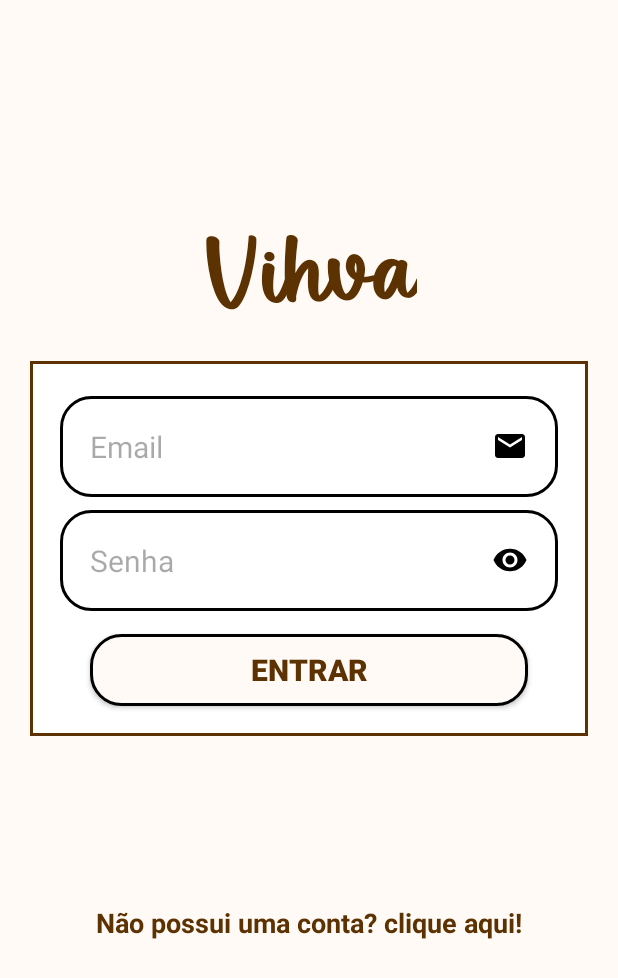
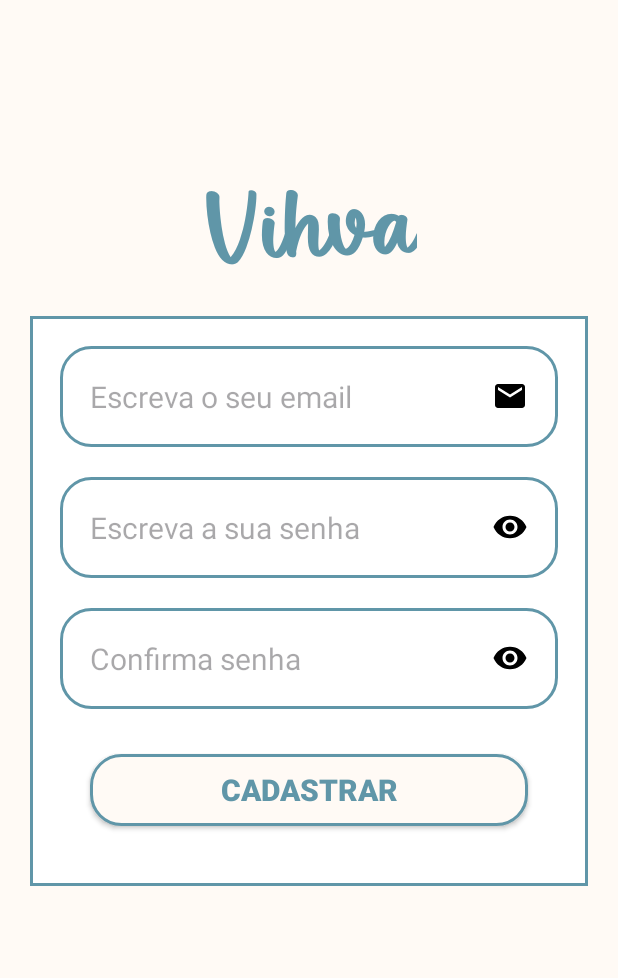
Before and after one commit to Pedrolbtb/Vihva-app, an Android app: the screen it shows after launch (MainActivity before the commit, CadastroPac after it), after a tap on "Paciente", on a phone screen of 412 x 824 dp. Shown: the top 978 px of the screen. Run offline under Robolectric (Android 15) with nearby library versions, the phone set to English and light mode, and no system bars.

Commit message:
27/03 tela de cadastro de paciente refinamento tela de login

```diff
--- a/app/src/main/AndroidManifest.xml
+++ b/app/src/main/AndroidManifest.xml
@@ -13,10 +13,12 @@
         android:theme="@style/Theme.Vihva"
         tools:targetApi="31">
         <activity
+            android:name=".CadastroPac"
+            android:exported="false" />
+        <activity
             android:name=".MainActivity"
             android:exported="false" />
         <activity
-
             android:name=".login"
             android:exported="true">
             <intent-filter>
--- /dev/null
+++ b/app/src/main/java/com/example/vihva/CadastroPac.kt
@@ -0,0 +1,11 @@
+package com.example.vihva
+
+import androidx.appcompat.app.AppCompatActivity
+import android.os.Bundle
+
+class CadastroPac : AppCompatActivity() {
+    override fun onCreate(savedInstanceState: Bundle?) {
+        super.onCreate(savedInstanceState)
+        setContentView(R.layout.activity_cadastro_pac)
+    }
+}
--- a/app/src/main/java/com/example/vihva/login.kt
+++ b/app/src/main/java/com/example/vihva/login.kt
@@ -20,7 +20,7 @@ class login : AppCompatActivity() {
 
     private fun irParaTelaLoginP() {
 
-        val telaL = Intent(this, MainActivity::class.java)
+        val telaL = Intent(this, CadastroPac::class.java)
         startActivity(telaL)
     }
 }
--- a/app/src/main/res/drawable/button.xml
+++ b/app/src/main/res/drawable/button.xml
@@ -3,5 +3,5 @@
 
     <corners android:radius="20dp"/>
     <solid android:color="@color/off_white"/>
-    <stroke android:color="@color/black" android:width="2dp"/>
+    <stroke android:color="@color/Letras" android:width="2dp"/>
 </shape>
--- a/app/src/main/res/drawable/button_mxp.xml
+++ b/app/src/main/res/drawable/button_mxp.xml
@@ -5,6 +5,6 @@
 
     <solid android:color="@color/off_white"/>
     <corners android:radius="20dp"/>
-    <stroke android:color="@color/marrom" android:width="2dp"/>
+    <stroke android:color="@color/Letras" android:width="2dp"/>
 
 </shape>
--- a/app/src/main/res/drawable/campo_login.xml
+++ b/app/src/main/res/drawable/campo_login.xml
@@ -3,6 +3,6 @@
 
     <solid android:color="@color/white"/>
     <corners android:radius="20dp"/>
-    <stroke android:color="@color/marrom" android:width="2dp"/>
+    <stroke android:color="@color/Letras" android:width="2dp"/>
 
 </shape>
--- a/app/src/main/res/drawable/container_components.xml
+++ b/app/src/main/res/drawable/container_components.xml
@@ -7,5 +7,5 @@
     <solid android:color="@color/white"/>
 
     <!--borda do fundo-->
-    <stroke android:color="@color/marrom" android:width="2dp"/>
+    <stroke android:color="@color/Letras" android:width="2dp"/>
 </shape>
--- a/app/src/main/res/drawable/edit_text.xml
+++ b/app/src/main/res/drawable/edit_text.xml
@@ -4,6 +4,6 @@
 
     <solid android:color="@color/white"/>
     <corners android:radius="20dp"/>
-    <stroke android:color="@color/black" android:width="2dp"/>
+    <stroke android:color="@color/Letras" android:width="2dp"/>
 
 </shape>
--- /dev/null
+++ b/app/src/main/res/layout/activity_cadastro_pac.xml
@@ -0,0 +1,91 @@
+<?xml version="1.0" encoding="utf-8"?>
+<androidx.constraintlayout.widget.ConstraintLayout xmlns:android="http://schemas.android.com/apk/res/android"
+    xmlns:app="http://schemas.android.com/apk/res-auto"
+    xmlns:tools="http://schemas.android.com/tools"
+    android:layout_width="match_parent"
+    android:layout_height="match_parent"
+    android:background="@color/off_white"
+    tools:context=".CadastroPac">
+
+    <TextView
+        android:id="@+id/titulo_login"
+        android:layout_marginTop="110dp"
+        android:layout_width="wrap_content"
+        android:layout_height="wrap_content"
+        android:text="@string/titulo_login"
+        android:textSize="70sp"
+        android:textColor="@color/Letras"
+        android:fontFamily="@font/peanut_butter"
+        app:layout_constraintStart_toStartOf="parent"
+        app:layout_constraintEnd_toEndOf="parent"
+        app:layout_constraintTop_toTopOf="parent"
+        />
+
+
+    <!-- campos de cadastro -->
+    <View
+        android:id="@+id/containerComponents"
+        style="@style/ContainerComponents"
+        android:layout_height="380dp"
+
+        app:layout_constraintEnd_toEndOf="parent"
+        app:layout_constraintStart_toStartOf="parent"
+        app:layout_constraintTop_toBottomOf="@+id/titulo_login" />
+
+    <EditText
+        android:id="@+id/edit_email"
+        style="@style/Edit_Text_Login"
+        android:drawableRight="@drawable/ic_email"
+        android:hint="@string/text_cadastro"
+        android:inputType="textEmailAddress"
+        android:layout_marginTop="20dp"
+        app:layout_constraintEnd_toEndOf="parent"
+        app:layout_constraintHorizontal_bias="0.0"
+        app:layout_constraintStart_toStartOf="parent"
+        app:layout_constraintTop_toTopOf="@+id/containerComponents" />
+
+    <EditText
+        android:id="@+id/edit_senha"
+        style="@style/Edit_Text_Login"
+        android:layout_marginStart="40dp"
+        android:layout_marginTop="20dp"
+        android:layout_marginEnd="40dp"
+        android:drawableRight="@drawable/ic_eye"
+        android:hint="@string/text_csenha"
+        android:textColor="@color/Letras"
+        android:textSize="20dp"
+        app:layout_constraintEnd_toEndOf="parent"
+        app:layout_constraintHorizontal_bias="0.0"
+        app:layout_constraintStart_toStartOf="parent"
+        app:layout_constraintTop_toBottomOf="@+id/edit_email" />
+
+    <EditText
+        android:id="@+id/edit_confirsenha"
+        style="@style/Edit_Text_Login"
+        android:layout_marginStart="40dp"
+        android:layout_marginTop="20dp"
+        android:layout_marginEnd="40dp"
+        android:drawableRight="@drawable/ic_eye"
+        android:hint="@string/text_confsenha"
+        android:textColor="@color/Letras"
+        android:textSize="20dp"
+        app:layout_constraintEnd_toEndOf="parent"
+        app:layout_constraintHorizontal_bias="0.0"
+        app:layout_constraintStart_toStartOf="parent"
+        app:layout_constraintTop_toBottomOf="@+id/edit_senha" />
+
+    <androidx.appcompat.widget.AppCompatButton
+        android:id="@+id/btn_entar"
+        style="@style/Button"
+        app:layout_constraintEnd_toEndOf="parent"
+        app:layout_constraintStart_toEndOf="parent"
+        app:layout_constraintTop_toBottomOf="@+id/edit_confirsenha"
+        android:text="@string/text_confcadastro"
+        android:textColor="@color/Letras"
+        android:textStyle="bold"
+        android:textSize="20dp"
+        android:layout_marginTop="30dp"
+        />
+
+
+</androidx.constraintlayout.widget.ConstraintLayout>
--- a/app/src/main/res/layout/activity_login.xml
+++ b/app/src/main/res/layout/activity_login.xml
@@ -19,6 +19,7 @@
     <!--texto de medico ou paciente-->
     <TextView
         android:id="@+id/mxp"
+        android:textColor="@color/Letras"
         android:text="@string/mxp"
         android:layout_marginTop="20dp"
         android:textSize="20sp"
@@ -38,7 +39,7 @@
         android:layout_height="wrap_content"
         android:text="@string/titulo_login"
         android:textSize="70sp"
-        android:textColor="@color/marrom"
+        android:textColor="@color/Letras"
         android:fontFamily="@font/peanut_butter"
         app:layout_constraintStart_toStartOf="parent"
         app:layout_constraintEnd_toEndOf="parent"
--- a/app/src/main/res/layout/activity_main.xml
+++ b/app/src/main/res/layout/activity_main.xml
@@ -18,15 +18,11 @@
 
     <EditText
         android:id="@+id/edit_email"
-        style="@style/Edit_Text"
+        style="@style/Edit_Text_Login"
         android:inputType="textEmailAddress"
-        android:layout_marginStart="40dp"
+        android:hint="@string/title_login"
         android:layout_marginTop="264dp"
-        android:layout_marginEnd="40dp"
         android:drawableRight="@drawable/ic_email"
-        android:hint="@string/title_login"
-        android:textColor="@color/marrom"
-        android:textSize="20dp"
         app:layout_constraintEnd_toEndOf="parent"
         app:layout_constraintHorizontal_bias="0.0"
         app:layout_constraintStart_toStartOf="parent"
@@ -34,13 +30,13 @@
 
     <EditText
         android:id="@+id/edit_senha"
-        style="@style/Edit_Text"
+        style="@style/Edit_Text_Login"
         android:layout_marginStart="40dp"
-        android:layout_marginTop="340dp"
+        android:layout_marginTop="350dp"
         android:layout_marginEnd="40dp"
         android:drawableRight="@drawable/ic_eye"
         android:hint="@string/title_senha"
-        android:textColor="@color/marrom"
+        android:textColor="@color/Letras"
         android:textSize="20dp"
         app:layout_constraintEnd_toEndOf="parent"
         app:layout_constraintHorizontal_bias="0.0"
@@ -54,7 +50,7 @@
         app:layout_constraintStart_toEndOf="parent"
         app:layout_constraintTop_toBottomOf="@+id/edit_senha"
         android:text="@string/title_button_login"
-        android:textColor="@color/marrom"
+        android:textColor="@color/Letras"
         android:textStyle="bold"
         android:textSize="20dp"
 
@@ -79,8 +75,8 @@
         android:layout_marginStart="63dp"
         android:layout_marginTop="40dp"
         android:layout_marginEnd="64dp"
-        android:text="@string/text_cadastro"
-        android:textColor="@color/marrom"
+        android:text="@string/text_jasenha"
+        android:textColor="@color/Letras"
         android:textSize="18sp"
         android:textStyle="bold"
         app:layout_constraintEnd_toEndOf="parent"
@@ -95,7 +91,7 @@
         android:layout_height="wrap_content"
         android:text="@string/titulo_login"
         android:textSize="70sp"
-        android:textColor="@color/marrom"
+        android:textColor="@color/Letras"
         android:fontFamily="@font/peanut_butter"
         app:layout_constraintStart_toStartOf="parent"
         app:layout_constraintEnd_toEndOf="parent"
--- a/app/src/main/res/values/colors.xml
+++ b/app/src/main/res/values/colors.xml
@@ -4,7 +4,7 @@
     <color name="white">#FFFFFFFF</color>
     <color name="off_white">#FFFAF5</color>
     <color name="azul">#ADD8E6</color>
-    <color name="marrom">#5C3202</color>
+    <color name="Letras">#6096a8</color>
     <color name="sombra">#757575</color>
 
 </resources>
--- a/app/src/main/res/values/strings.xml
+++ b/app/src/main/res/values/strings.xml
@@ -23,7 +23,22 @@
     <string name="title_button_login">Entrar</string>
 
     <!--texto do text para cadastro-->
-    <string name="text_cadastro">Não possui uma conta? clique aqui!</string>
+    <string name="text_ncadastro">Não possui uma conta? clique aqui!</string>
+
+    <!--texto do text para colocar seu email no cadastro-->
+    <string name="text_cadastro">Escreva o seu email</string>
+
+    <!--texto do text para colocar sua senha no cadastro-->
+    <string name="text_csenha">Escreva a sua senha</string>
+
+    <!--texto do text para confirmar sua senha no cadastro-->
+    <string name="text_confsenha">Confirma senha</string>
+
+    <!--texto do text para confirmar sua senha no cadastro-->
+    <string name="text_confcadastro">Cadastrar</string>
+
+    <!--texto do text para confirmar sua senha no cadastro-->
+    <string name="text_jasenha">Possuo conta</string>
 
 
 
--- a/app/src/main/res/values/styles.xml
+++ b/app/src/main/res/values/styles.xml
@@ -8,7 +8,7 @@
         <item name="android:layout_width">match_parent</item>
 
         <!--valor da altura do container-->
-        <item name="android:layout_height">250dp</item>
+        <item name="android:layout_height">270dp</item>
 
         <!--puxando os components do background direto do drawable-->
         <item name="android:background">@drawable/container_components</item>
@@ -44,7 +44,7 @@
         <item name="android:padding">15dp</item>
 
         <!--cor od texto dentro do botao-->
-        <item name="android:textColor">@color/marrom</item>
+        <item name="android:textColor">@color/Letras</item>
 
         <!--instruçao para a escrita dentro do botao nao ser so maiuscula-->
         <item name="android:textAllCaps">false</item>
@@ -66,7 +66,7 @@
         <item name="android:layout_marginTop">15dp</item>
         <item name="android:background">@drawable/button</item>
         <item name="android:textSize">20dp</item>
-        <item name="android:textColor">@color/marrom</item>
+        <item name="android:textColor">@color/Letras</item>
 
     </style>
 
@@ -84,25 +84,27 @@
     <!--Style do editText alguma coisa-->
     <style name="Edit_Text">
 
+
+
+    </style>
+
+    <style name="Edit_Text_Login">
+
         <!--limita a quantidade de caracteres-->
         <item name="android:maxLength">25</item>
-
         <item name="android:layout_width">match_parent</item>
-
         <item name="android:layout_height">wrap_content</item>
-
         <!--puxando o style drawlable/edittext-->
         <item name="android:background">@drawable/edit_text</item>
-
         <!--padding do campo-->
         <item name="android:padding">20dp</item>
-
         <item name="android:layout_marginLeft">40dp</item>
-
         <item name="android:layout_marginRight">40dp</item>
-
-        <item name="android:layout_marginTop">10dp</item>
-
+        <item name="android:inputType">textEmailAddress</item>
+        <item name="android:layout_marginStart">40dp</item>
+        <item name="android:layout_marginEnd">40dp</item>
+        <item name="android:textColor">@color/Letras</item>
+        <item name="android:textSize">20dp</item>
     </style>
 
 
```
